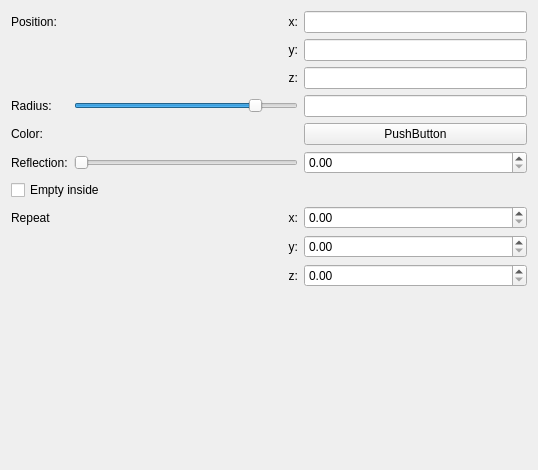
The window that trunk/mandelbulber2/qt_data/primitive_sphere.ui (buddhi1980/mandelbulber2) describes before a commit, drawn with Qt 5.
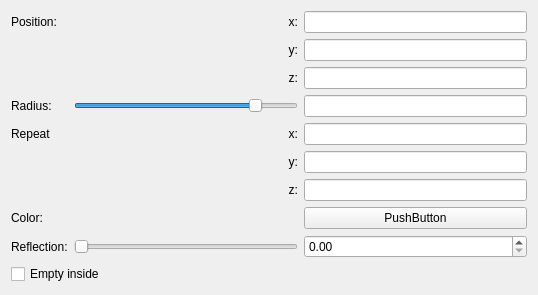
The same window after the commit. Custom widgets are drawn as their Qt base class.

Commit message: - Added missing edit fields for fractal repeat - changed QSpinBox to QLineEdit for repeat parameters - corrected code formating - fixed bug in DeletePrimitiveParams() and InitPrimitiveParams

What changed in the file:
```diff
--- a/trunk/mandelbulber2/qt_data/primitive_sphere.ui
+++ b/trunk/mandelbulber2/qt_data/primitive_sphere.ui
@@ -7,7 +7,7 @@
     <x>0</x>
     <y>0</y>
     <width>538</width>
-    <height>470</height>
+    <height>293</height>
    </rect>
   </property>
   <property name="windowTitle">
@@ -16,8 +16,24 @@
   <layout class="QVBoxLayout" name="verticalLayout">
    <item>
     <layout class="QGridLayout" name="gridLayout">
-     <item row="1" column="2">
-      <widget class="MyLineEdit" name="vect3_position_y"/>
+     <item row="4" column="2">
+      <widget class="MyLineEdit" name="vect3_repeat_x"/>
+     </item>
+     <item row="8" column="1">
+      <widget class="QSlider" name="slider_reflection">
+       <property name="minimum">
+        <number>0</number>
+       </property>
+       <property name="maximum">
+        <number>100</number>
+       </property>
+       <property name="singleStep">
+        <number>1</number>
+       </property>
+       <property name="orientation">
+        <enum>Qt::Horizontal</enum>
+       </property>
+      </widget>
      </item>
      <item row="3" column="0">
       <widget class="QLabel" name="label_7">
@@ -26,25 +42,11 @@
        </property>
       </widget>
      </item>
-     <item row="5" column="0">
-      <widget class="QLabel" name="label_19">
-       <property name="text">
-        <string>Reflection:</string>
-       </property>
-      </widget>
+     <item row="1" column="2">
+      <widget class="MyLineEdit" name="vect3_position_y"/>
      </item>
-     <item row="3" column="2">
-      <widget class="MyLineEdit" name="logedit_radius">
-       <property name="sizePolicy">
-        <sizepolicy hsizetype="Expanding" vsizetype="Fixed">
-         <horstretch>0</horstretch>
-         <verstretch>0</verstretch>
-        </sizepolicy>
-       </property>
-      </widget>
-     </item>
-     <item row="2" column="1">
-      <widget class="QLabel" name="label_13">
+     <item row="6" column="1">
+      <widget class="QLabel" name="label_repeat_z_2">
        <property name="text">
         <string>z:</string>
        </property>
@@ -53,6 +55,16 @@
        </property>
       </widget>
      </item>
+     <item row="4" column="1">
+      <widget class="QLabel" name="label_repeat_x_2">
+       <property name="text">
+        <string>x:</string>
+       </property>
+       <property name="alignment">
+        <set>Qt::AlignRight|Qt::AlignTrailing|Qt::AlignVCenter</set>
+       </property>
+      </widget>
+     </item>
      <item row="0" column="1">
       <widget class="QLabel" name="label_11">
        <property name="text">
@@ -63,23 +75,6 @@
        </property>
       </widget>
      </item>
-     <item row="4" column="2">
-      <widget class="QPushButton" name="colorButton_color">
-       <property name="text">
-        <string>PushButton</string>
-       </property>
-      </widget>
-     </item>
-     <item row="1" column="1">
-      <widget class="QLabel" name="label_12">
-       <property name="text">
-        <string>y:</string>
-       </property>
-       <property name="alignment">
-        <set>Qt::AlignRight|Qt::AlignTrailing|Qt::AlignVCenter</set>
-       </property>
-      </widget>
-     </item>
      <item row="3" column="1">
       <widget class="QSlider" name="logslider_radius">
        <property name="sizePolicy">
@@ -105,10 +100,80 @@
        </property>
       </widget>
      </item>
+     <item row="3" column="2">
+      <widget class="MyLineEdit" name="logedit_radius">
+       <property name="sizePolicy">
+        <sizepolicy hsizetype="Expanding" vsizetype="Fixed">
+         <horstretch>0</horstretch>
+         <verstretch>0</verstretch>
+        </sizepolicy>
+       </property>
+      </widget>
+     </item>
+     <item row="4" column="0">
+      <widget class="QLabel" name="label_2">
+       <property name="text">
+        <string>Repeat</string>
+       </property>
+      </widget>
+     </item>
      <item row="0" column="2">
       <widget class="MyLineEdit" name="vect3_position_x"/>
      </item>
+     <item row="1" column="1">
+      <widget class="QLabel" name="label_12">
+       <property name="text">
+        <string>y:</string>
+       </property>
+       <property name="alignment">
+        <set>Qt::AlignRight|Qt::AlignTrailing|Qt::AlignVCenter</set>
+       </property>
+      </widget>
+     </item>
      <item row="5" column="2">
+      <widget class="MyLineEdit" name="vect3_repeat_y"/>
+     </item>
+     <item row="7" column="2">
+      <widget class="QPushButton" name="colorButton_color">
+       <property name="text">
+        <string>PushButton</string>
+       </property>
+      </widget>
+     </item>
+     <item row="6" column="2">
+      <widget class="MyLineEdit" name="vect3_repeat_z"/>
+     </item>
+     <item row="8" column="0">
+      <widget class="QLabel" name="label_19">
+       <property name="text">
+        <string>Reflection:</string>
+       </property>
+      </widget>
+     </item>
+     <item row="5" column="1">
+      <widget class="QLabel" name="label_repeat_y_2">
+       <property name="text">
+        <string>y:</string>
+       </property>
+       <property name="alignment">
+        <set>Qt::AlignRight|Qt::AlignTrailing|Qt::AlignVCenter</set>
+       </property>
+      </widget>
+     </item>
+     <item row="2" column="2">
+      <widget class="MyLineEdit" name="vect3_position_z"/>
+     </item>
+     <item row="2" column="1">
+      <widget class="QLabel" name="label_13">
+       <property name="text">
+        <string>z:</string>
+       </property>
+       <property name="alignment">
+        <set>Qt::AlignRight|Qt::AlignTrailing|Qt::AlignVCenter</set>
+       </property>
+      </widget>
+     </item>
+     <item row="8" column="2">
       <widget class="MyDoubleSpinBox" name="spinbox_reflection">
        <property name="prefix">
         <string/>
@@ -130,99 +195,29 @@
        </property>
       </widget>
      </item>
-     <item row="5" column="1">
-      <widget class="QSlider" name="slider_reflection">
-       <property name="minimum">
-        <number>0</number>
-       </property>
-       <property name="maximum">
-        <number>100</number>
-       </property>
-       <property name="singleStep">
-        <number>1</number>
-       </property>
-       <property name="orientation">
-        <enum>Qt::Horizontal</enum>
-       </property>
-      </widget>
-     </item>
-     <item row="0" column="0">
-      <widget class="QLabel" name="label_10">
-       <property name="text">
-        <string>Position:</string>
-       </property>
-      </widget>
-     </item>
-     <item row="2" column="2">
-      <widget class="MyLineEdit" name="vect3_position_z"/>
-     </item>
-     <item row="4" column="0">
-      <widget class="QLabel" name="label_18">
-       <property name="text">
-        <string>Color:</string>
-       </property>
-      </widget>
-     </item>
-     <item row="6" column="0" colspan="2">
+     <item row="9" column="0" colspan="2">
       <widget class="MyCheckBox" name="checkBox_empty">
        <property name="text">
         <string>Empty inside</string>
        </property>
       </widget>
      </item>
-
-<!-- Repeat Start -->
      <item row="7" column="0">
-      <widget class="QLabel" name="label">
+      <widget class="QLabel" name="label_18">
        <property name="text">
-        <string>Repeat</string>
+        <string>Color:</string>
        </property>
       </widget>
      </item>
-     <item row="7" column="2">
-      <widget class="MyDoubleSpinBox" name="spinboxd3_repeat_x"/>
-     </item>
-     <item row="8" column="2">
-      <widget class="MyDoubleSpinBox" name="spinboxd3_repeat_y"/>
-     </item>
-     <item row="9" column="2">
-      <widget class="MyDoubleSpinBox" name="spinboxd3_repeat_z"/>
-     </item>
-     <item row="7" column="1">
-      <widget class="QLabel" name="label_repeat_x">
-       <property name="text"><string>x:</string></property>
-       <property name="alignment"><set>Qt::AlignRight|Qt::AlignTrailing|Qt::AlignVCenter</set></property>
+     <item row="0" column="0">
+      <widget class="QLabel" name="label_10">
+       <property name="text">
+        <string>Position:</string>
+       </property>
       </widget>
      </item>
-     <item row="8" column="1">
-      <widget class="QLabel" name="label_repeat_y">
-      <property name="text"><string>y:</string></property>
-       <property name="alignment"><set>Qt::AlignRight|Qt::AlignTrailing|Qt::AlignVCenter</set></property>
-      </widget>
-     </item>
-     <item row="9" column="1">
-      <widget class="QLabel" name="label_repeat_z">
-       <property name="text"><string>z:</string></property>
-       <property name="alignment"><set>Qt::AlignRight|Qt::AlignTrailing|Qt::AlignVCenter</set></property>
-      </widget>
-     </item>
-     <!-- Repeat End -->
-
     </layout>
    </item>
-   <item>
-    <spacer name="verticalSpacer">
-     <property name="orientation">
-      <enum>Qt::Vertical</enum>
-     </property>
-     <property name="sizeHint" stdset="0">
-      <size>
-       <width>20</width>
-       <height>40</height>
-      </size>
-     </property>
-    </spacer>
-   </item>
   </layout>
  </widget>
  <customwidgets>
```
The commit also changes 12 other files.
